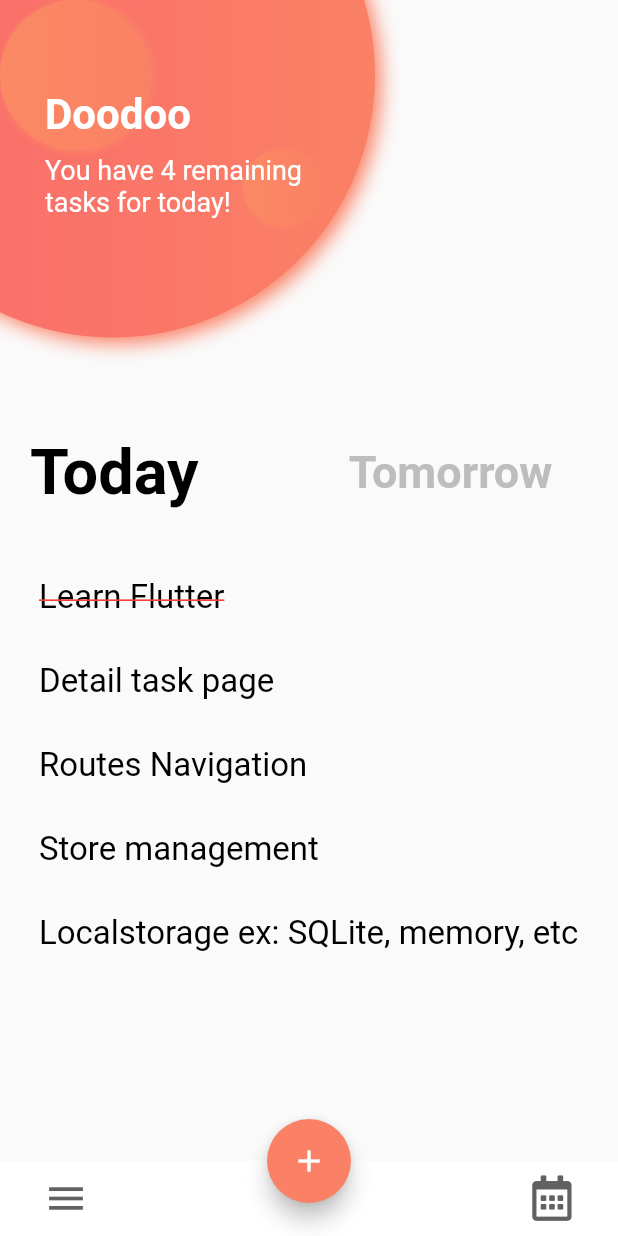
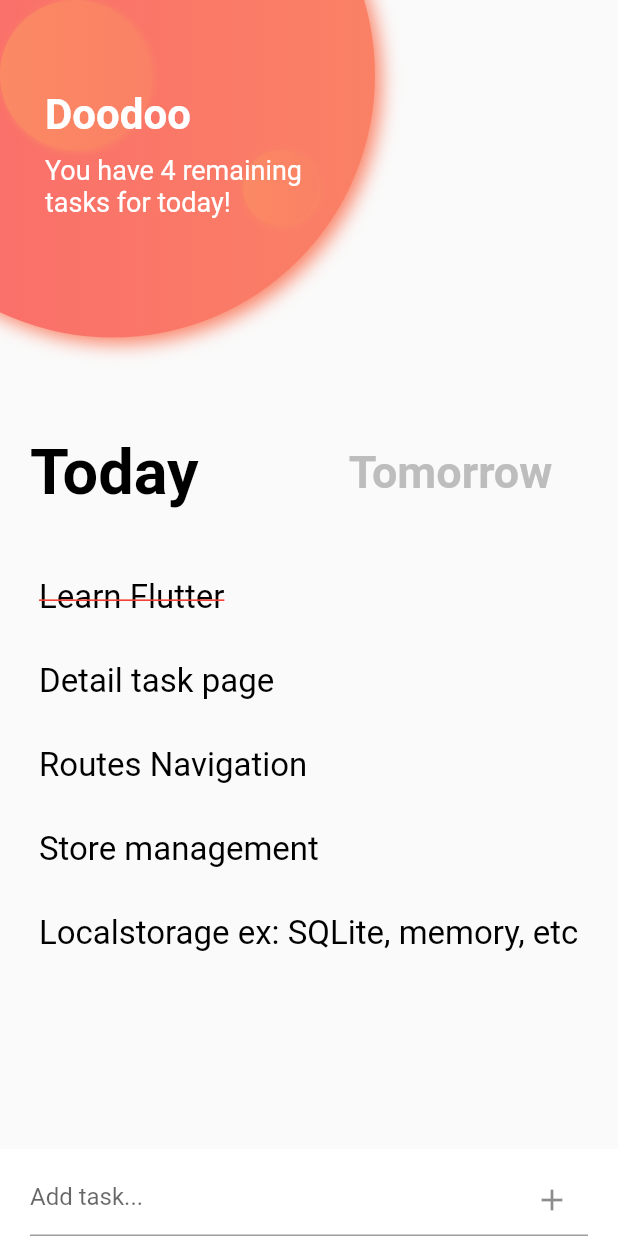
Before and after one commit to faridlab/flutter-doodoo, a Flutter app: the screen it shows after launch, on a phone screen of 412 x 824 dp. Run offline on Flutter 3.47's test engine with Material 2 defaults, Android fonts, the phone set to English and light mode, and no system bars; our stand-ins replace font_awesome_flutter.

```diff
--- a/lib/screens/pages/home/home.dart
+++ b/lib/screens/pages/home/home.dart
@@ -72,38 +72,32 @@ class HomeScreen extends StatelessWidget {
       bottomNavigationBar: BottomAppBar(
         elevation: 0,
         child: Container(
-          height: 50,
-          child: Row(
-            children: <Widget>[
-              SizedBox(width: 20.0),
-              IconButton(
-                color: Colors.grey.shade700,
-                icon: Icon(
-                  Icons.menu,
-                  size: 30,
-                ),
-                onPressed: () {},
+          padding: EdgeInsets.only(
+              bottom: MediaQuery.of(context).viewInsets.bottom),
+          margin: const EdgeInsets.only(left: 20, right: 20, top: 10),
+          child: TextFormField(
+            cursorColor: Theme.of(context).cursorColor,
+            decoration: InputDecoration(
+              hintText: 'Add task...',
+              labelStyle: TextStyle(
+                color: Color(0xFF6200EE),
               ),
-              Spacer(),
-              IconButton(
-                color: Colors.grey.shade700,
-                icon: Icon(
-                  FontAwesomeIcons.calendarAlt,
-                  size: 30,
-                ),
-                onPressed: () {},
+              suffixIcon: Icon(
+                Icons.add,
               ),
-              SizedBox(width: 20.0),
-            ],
+              // enabledBorder: UnderlineInputBorder(
+              //   borderSide: BorderSide(color: Color(0xFF6200EE)),
+              // ),
+            ),
           ),
         ),
       ),
-      floatingActionButtonLocation: FloatingActionButtonLocation.centerDocked,
-      floatingActionButton: FloatingActionButton(
-        backgroundColor: color2,
-        child: Icon(Icons.add),
-        onPressed: () {},
-      ),
+      // floatingActionButtonLocation: FloatingActionButtonLocation.centerDocked,
+      // floatingActionButton: FloatingActionButton(
+      //   backgroundColor: color2,
+      //   child: Icon(Icons.add),
+      //   onPressed: () {},
+      // ),
     );
   }
 
```
